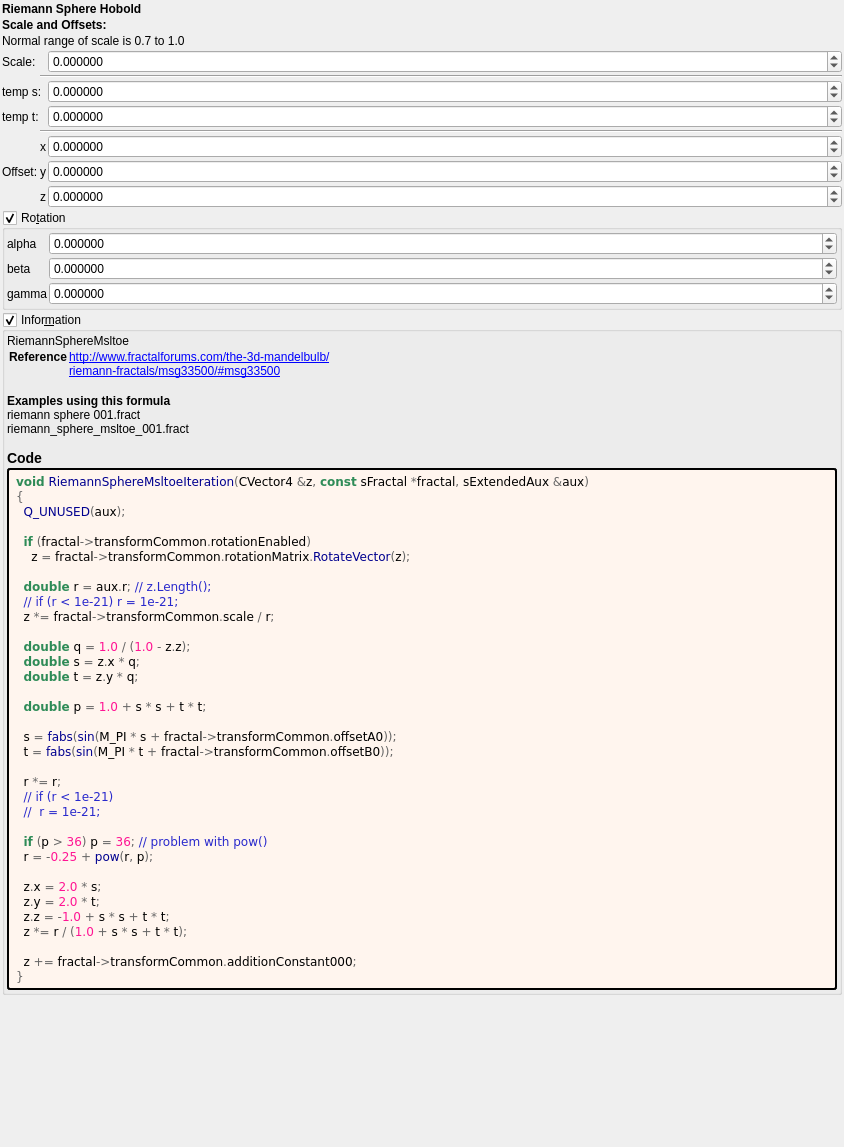
Qt form mandelbulber2/formula/ui/riemann_sphere_hobold.ui (buddhi1980/mandelbulber2) before a commit.
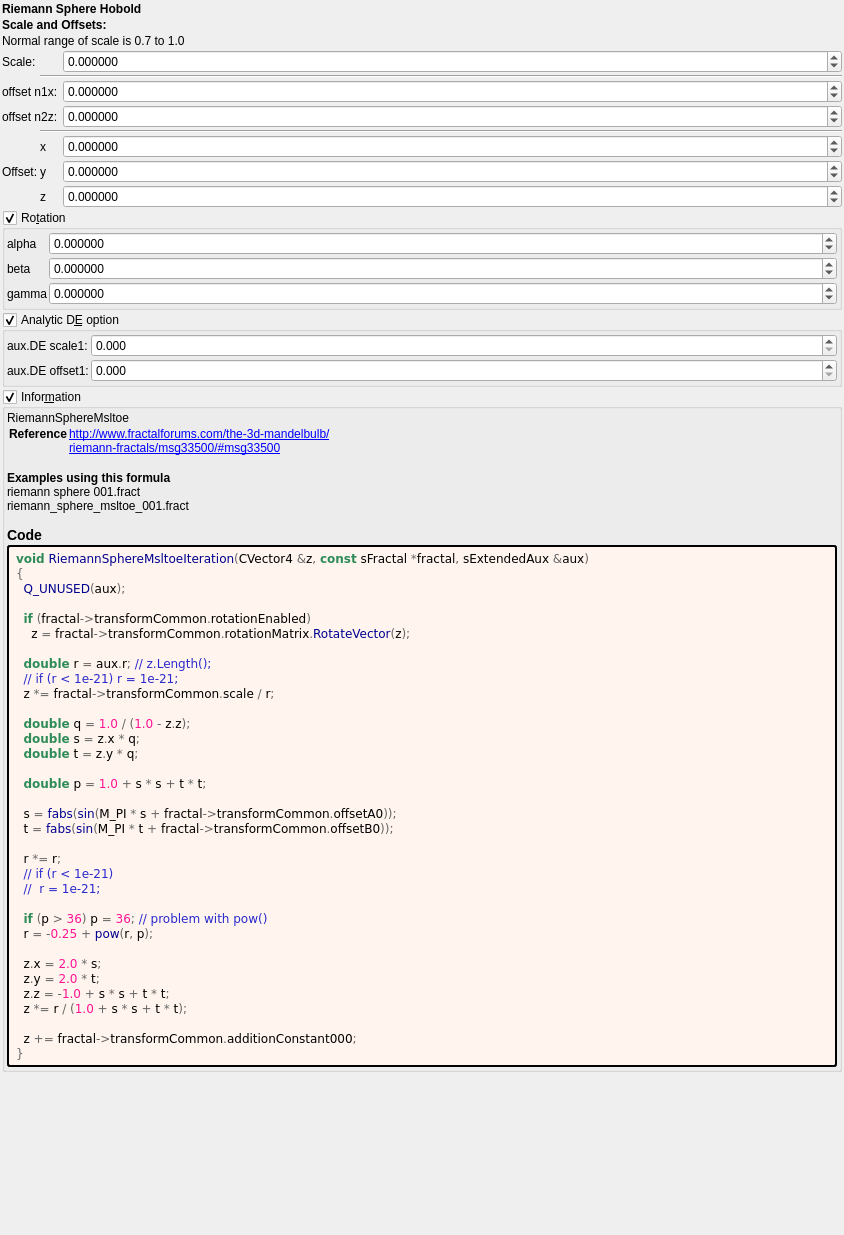
The same form after that commit. Custom widgets are drawn as their Qt base class.

Commit message: riemann_sphere_hobold.ui analytic de fudge

What changed in the file:
```diff
--- a/mandelbulber2/formula/ui/riemann_sphere_hobold.ui
+++ b/mandelbulber2/formula/ui/riemann_sphere_hobold.ui
@@ -7,7 +7,7 @@
     <x>0</x>
     <y>0</y>
     <width>844</width>
-    <height>1147</height>
+    <height>1235</height>
    </rect>
   </property>
   <property name="windowTitle">
@@ -280,14 +280,14 @@
      <item row="3" column="1" colspan="2">
       <widget class="QLabel" name="label_140">
        <property name="text">
-        <string>temp s:</string>
+        <string>offset n1x: </string>
        </property>
       </widget>
      </item>
      <item row="4" column="1" colspan="2">
       <widget class="QLabel" name="label_142">
        <property name="text">
-        <string>temp t:</string>
+        <string>offset n2z:</string>
        </property>
       </widget>
      </item>
@@ -439,6 +439,113 @@
      </layout>
     </widget>
    </item>
+   <item>
+    <widget class="MyGroupBox" name="groupCheck_analyticDE_enabled">
+     <property name="toolTip">
+      <string>Occasionally disable in Hybrid Mode. A few hybrid settings may work best with the analytic DE code disabled in this formula.</string>
+     </property>
+     <property name="title">
+      <string>Analytic D&amp;E option</string>
+     </property>
+     <property name="checkable">
+      <bool>true</bool>
+     </property>
+     <layout class="QVBoxLayout" name="verticalLayout_52">
+      <property name="spacing">
+       <number>2</number>
+      </property>
+      <property name="leftMargin">
+       <number>2</number>
+      </property>
+      <property name="topMargin">
+       <number>2</number>
+      </property>
+      <property name="rightMargin">
+       <number>2</number>
+      </property>
+      <property name="bottomMargin">
+       <number>2</number>
+      </property>
+      <item>
+       <layout class="QGridLayout" name="gridLayout_27" columnstretch="0,0,1">
+        <property name="spacing">
+         <number>2</number>
+        </property>
+        <item row="2" column="1">
+         <widget class="QLabel" name="label_177">
+          <property name="text">
+           <string>aux.DE offset1:</string>
+          </property>
+         </widget>
+        </item>
+        <item row="1" column="1">
+         <widget class="QLabel" name="label_176">
+          <property name="text">
+           <string>aux.DE scale1:</string>
+          </property>
+         </widget>
+        </item>
+        <item row="2" column="2">
+         <widget class="MyDoubleSpinBox" name="spinbox_analyticDE_offset_1">
+          <property name="sizePolicy">
+           <sizepolicy hsizetype="Minimum" vsizetype="Maximum">
+            <horstretch>0</horstretch>
+            <verstretch>0</verstretch>
+           </sizepolicy>
+          </property>
+          <property name="prefix">
+           <string/>
+          </property>
+          <property name="suffix">
+           <string/>
+          </property>
+          <property name="decimals">
+           <number>3</number>
+          </property>
+          <property name="minimum">
+           <double>0.000000000000000</double>
+          </property>
+          <property name="maximum">
+           <double>99.000000000000000</double>
+          </property>
+          <property name="singleStep">
+           <double>0.100000000000000</double>
+          </property>
+         </widget>
+        </item>
+        <item row="1" column="2">
+         <widget class="MyDoubleSpinBox" name="spinbox_analyticDE_scale_1">
+          <property name="sizePolicy">
+           <sizepolicy hsizetype="Minimum" vsizetype="Maximum">
+            <horstretch>0</horstretch>
+            <verstretch>0</verstretch>
+           </sizepolicy>
+          </property>
+          <property name="prefix">
+           <string/>
+          </property>
+          <property name="suffix">
+           <string/>
+          </property>
+          <property name="decimals">
+           <number>3</number>
+          </property>
+          <property name="minimum">
+           <double>0.000000000000000</double>
+          </property>
+          <property name="maximum">
+           <double>99.000000000000000</double>
+          </property>
+          <property name="singleStep">
+           <double>0.100000000000000</double>
+          </property>
+         </widget>
+        </item>
+       </layout>
+      </item>
+     </layout>
+    </widget>
+   </item>
    <item>
     <widget class="MyGroupBox" name="groupCheck_info">
      <property name="title">
```
Left out of the diff: 4 changed lines with no effect on the pictures. The commit also changes 2 other files.
